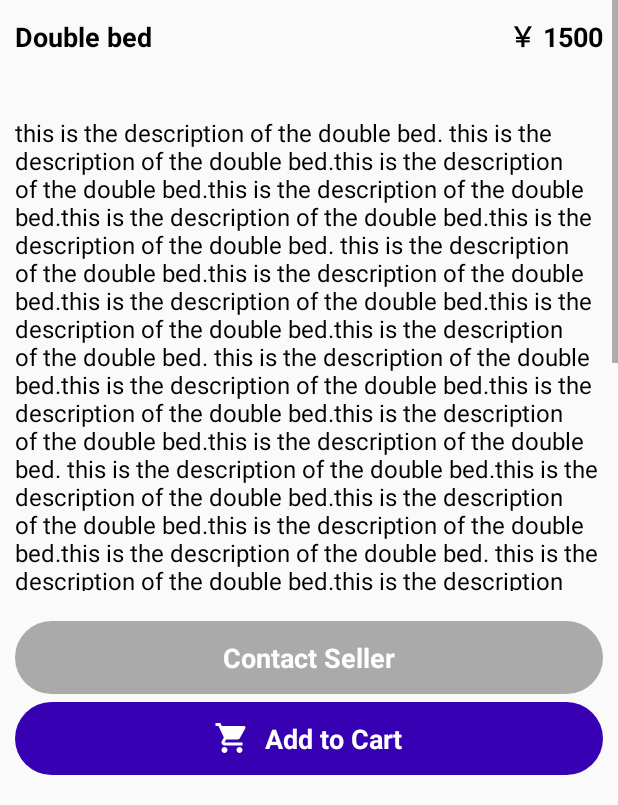
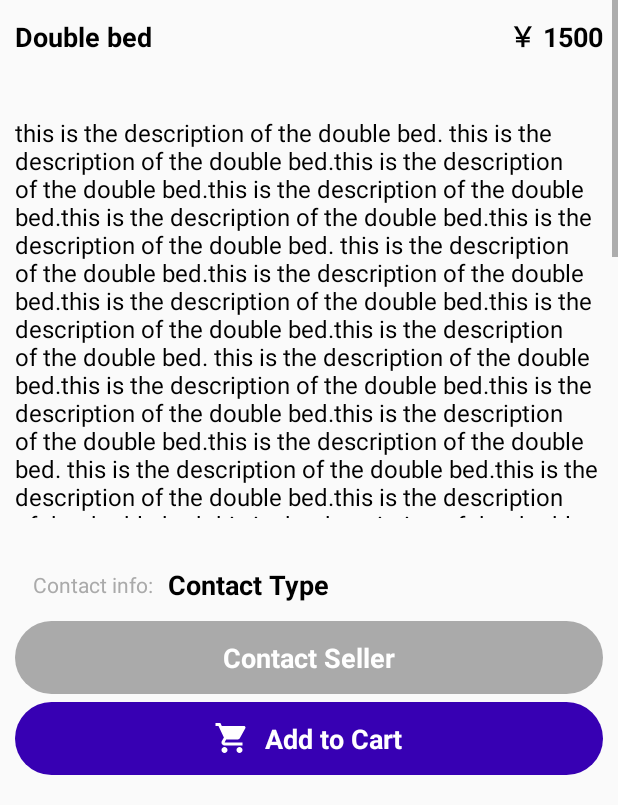
Before and after one commit to Kaiyang-Chen/ARF-Group, an Android app: the ProductDetailActivity screen opened directly, with no data from a screen before it, on a phone screen of 412 x 824 dp, the part 431-1236 px from its top. Run offline under Robolectric (Android 15) with nearby library versions, the phone set to English and light mode, and no system bars; our stand-ins replace Volley; libraries missing offline, so code that uses them is left out: com.franmontiel.persistentcookiejar; pictures from the network do not load; 2 statements that could not run were skipped.

Commit message:
Add Contact Info

```diff
--- a/fARnitureMarket/app/src/main/java/cn/edu/sjtu/arf/kotlin/product/ProductDetailActivity.kt
+++ b/fARnitureMarket/app/src/main/java/cn/edu/sjtu/arf/kotlin/product/ProductDetailActivity.kt
@@ -23,6 +23,7 @@ class ProductDetailActivity:  AppCompatActivity() {
     private lateinit var titleTV: TextView
     private lateinit var priceTV: TextView
     private lateinit var contentTV: TextView
+    private lateinit var contactTV: TextView
 
     private lateinit var sellerBtn: LinearLayout
     private lateinit var addCartBtn: LinearLayout
@@ -52,6 +53,7 @@ class ProductDetailActivity:  AppCompatActivity() {
 
             pro.price?.also { priceTV.text = String.format("%.3f",it) }
             pro.ic0?.also { topIV.networkUrl(it) }
+            pro.owner?.also { contactTV.text = it }
         }
     }
 
@@ -64,6 +66,7 @@ class ProductDetailActivity:  AppCompatActivity() {
 
         sellerBtn = findViewById(R.id.seller_btn)
         addCartBtn = findViewById(R.id.cart_btn)
+        contactTV = findViewById(R.id.contact_type)
 
         arIV.setOnClickListener(::onClick)
         sellerBtn.setOnClickListener(::onClick)
--- a/fARnitureMarket/app/src/main/res/layout/activity_product_detail.xml
+++ b/fARnitureMarket/app/src/main/res/layout/activity_product_detail.xml
@@ -91,6 +91,30 @@
         app:layout_constraintStart_toStartOf="parent"
         app:layout_constraintBottom_toBottomOf="parent"
         android:orientation="vertical">
+
+        <LinearLayout
+            android:layout_width="match_parent"
+            android:layout_height="wrap_content"
+            android:padding="12dp"
+            android:orientation="horizontal">
+            <TextView
+                android:layout_width="wrap_content"
+                android:layout_height="wrap_content"
+                android:layout_gravity="center_vertical"
+                android:text="Contact info:"
+                android:textColor="@android:color/darker_gray"
+                android:textSize="14dp"/>
+            <TextView
+                android:id="@+id/contact_type"
+                android:layout_width="wrap_content"
+                android:layout_height="wrap_content"
+                android:layout_marginLeft="10dp"
+                android:text="Contact Type"
+                android:textColor="@color/black"
+                android:textStyle="bold"
+                android:textSize="18dp"/>
+        </LinearLayout>
+
         <LinearLayout
             android:id="@+id/seller_btn"
             android:layout_width="match_parent"
```
